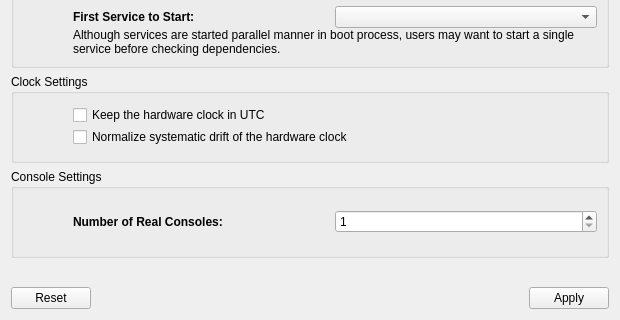
Before: the Qt Designer form kde4/system-manager/manager/ui/main.ui in pars-linux/uludag, drawn with Qt 5; both pictures show x 0 to 620 and y 153 to 473 of the 620 by 473 pixel window.
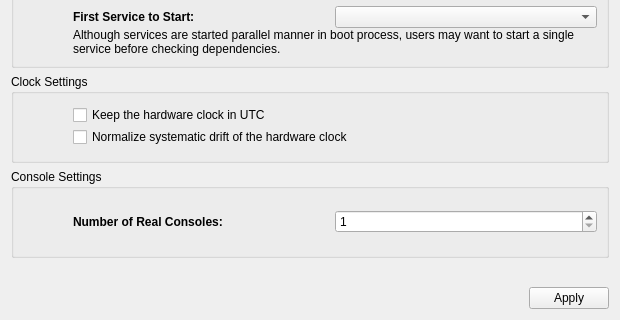
After: the same form once the commit is applied.

```diff
--- a/kde4/system-manager/manager/ui/main.ui
+++ b/kde4/system-manager/manager/ui/main.ui
@@ -372,7 +372,7 @@
    <item>
     <widget class="QDialogButtonBox" name="buttonBox">
      <property name="standardButtons">
-      <set>QDialogButtonBox::Apply|QDialogButtonBox::Reset</set>
+      <set>QDialogButtonBox::Apply</set>
      </property>
     </widget>
    </item>
```
